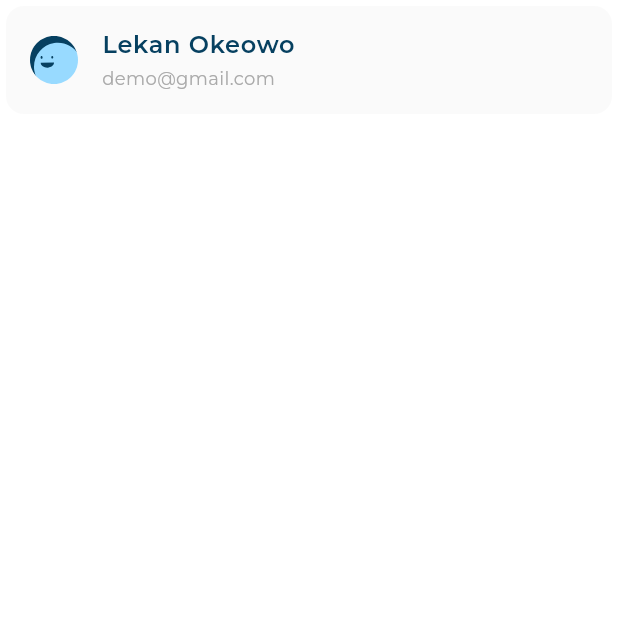
After one commit to George-Abboud/responsive_dashboard, a Flutter app: the DesktopLayout screen opened directly, on a phone screen of 412 x 824 dp, the top half of it. The commit adds this screen. Run offline on Flutter 3.47's test engine with Material 3 defaults, Android fonts, the phone set to English and light mode, and no system bars; our stand-ins replace flutter_svg; project files that could hold a hidden picture were left out.

Commit message:
create user info list tile card and fix fon family problem

```diff
--- a/lib/utils/app_images.dart
+++ b/lib/utils/app_images.dart
@@ -9,6 +9,10 @@ class AppImage {
   /// Assets for imagesAvatar2
   /// assets/images/avatar2.svg
   static const String imagesAvatar2 = "assets/images/avatar2.svg";
+
+  /// Assets for imagesAvatar3
+  /// assets/images/avatar3.svg
+  static const String imagesAvatar3 = "assets/images/avatar3.svg";
 
   /// Assets for imagesBalance
   /// assets/images/balance.svg
--- /dev/null
+++ b/lib/widgets/common/custom_drawer.dart
@@ -0,0 +1,23 @@
+import 'package:flutter/material.dart';
+import 'package:responsive_dashboard/utils/app_images.dart';
+import 'package:responsive_dashboard/widgets/common/user_info_list_tile.dart';
+
+class CustomDrawer extends StatelessWidget {
+  const CustomDrawer({super.key});
+
+  @override
+  Widget build(BuildContext context) {
+    return Container(
+      color: Colors.white,
+      child: const Column(
+        children: [
+          UserInfoListTile(
+            image: AppImage.imagesAvatar3,
+            title: 'Lekan Okeowo',
+            subtitle: 'demo@gmail.com',
+          ),
+        ],
+      ),
+    );
+  }
+}
--- /dev/null
+++ b/lib/widgets/common/user_info_list_tile.dart
@@ -0,0 +1,35 @@
+import 'package:flutter/material.dart';
+import 'package:flutter_svg/flutter_svg.dart';
+import 'package:responsive_dashboard/utils/app_styles.dart';
+
+class UserInfoListTile extends StatelessWidget {
+  const UserInfoListTile(
+      {super.key,
+      required this.image,
+      required this.title,
+      required this.subtitle});
+  final String image, title, subtitle;
+  @override
+  Widget build(BuildContext context) {
+    return Card(
+      color: const Color(0xFFFAFAFA),
+      elevation: 0,
+      shape: RoundedRectangleBorder(
+        borderRadius: BorderRadius.circular(
+          12,
+        ),
+      ),
+      child: ListTile(
+        leading: SvgPicture.asset(image),
+        title: Text(
+          title,
+          style: AppStyles.styleSemiBold16,
+        ),
+        subtitle: Text(
+          subtitle,
+          style: AppStyles.styleRegular12,
+        ),
+      ),
+    );
+  }
+}
--- a/lib/widgets/layouts/desktop/desktop_layout.dart
+++ b/lib/widgets/layouts/desktop/desktop_layout.dart
@@ -1,10 +1,19 @@
 import 'package:flutter/material.dart';
+import 'package:responsive_dashboard/widgets/common/custom_drawer.dart';
 
 class DesktopLayout extends StatelessWidget {
   const DesktopLayout({super.key});
 
   @override
   Widget build(BuildContext context) {
-    return Container();
+    return const Scaffold(
+      body: Row(
+        children: [
+          Expanded(
+            child: CustomDrawer(),
+          ),
+        ],
+      ),
+    );
   }
 }
```
Also changed, not shown: pubspec.yaml (+6 -16 lines), assets/fonts/Montserrat-Regular.ttf (added), assets/fonts/Montserrat-VariableFont_wght.ttf (deleted), assets/images/avatar3.svg (added), pubspec.lock.
